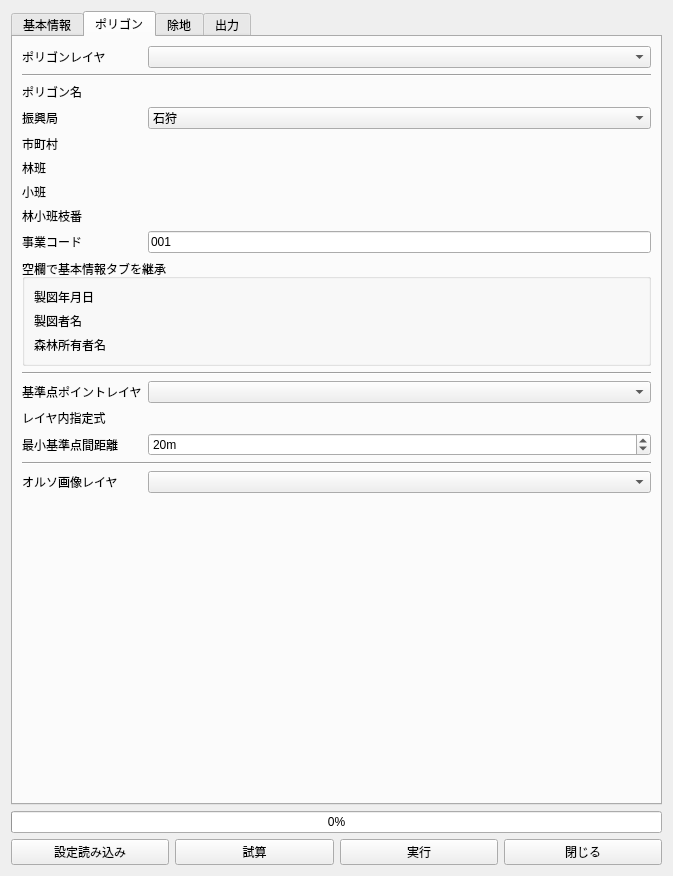
This is uav.ui in CleanDiesel/RingyoZumenMaker as Qt 5 draws it before an edit. The edited form follows.
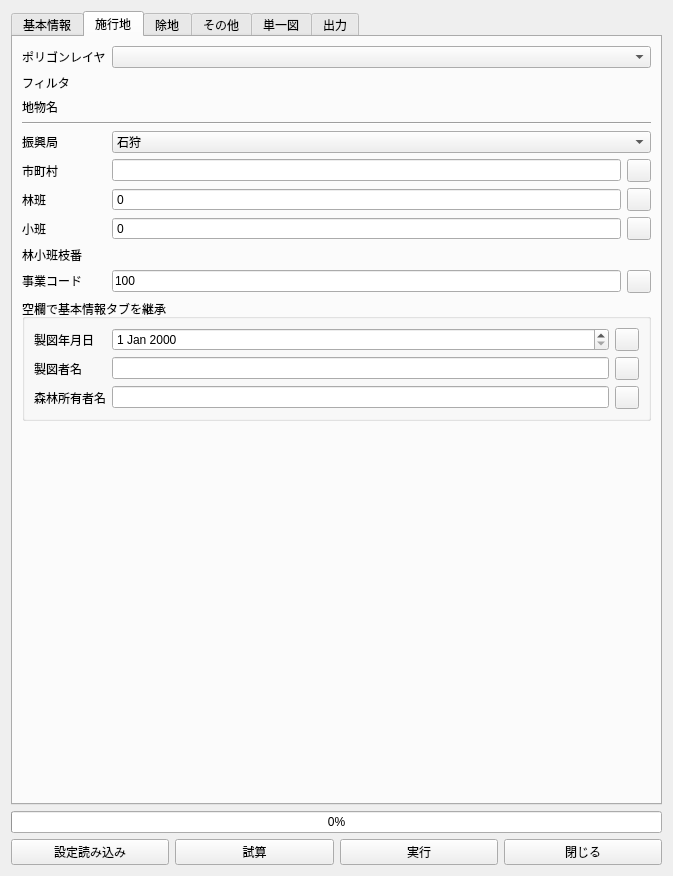
This is the edited form. The open tabs and pages were chosen to show the change. Custom widgets are drawn as their Qt base class.

What changed in the file:
```diff
--- a/uav.ui
+++ b/uav.ui
@@ -303,7 +303,7 @@
      </widget>
      <widget class="QWidget" name="tab_3">
       <attribute name="title">
-       <string>ポリゴン</string>
+       <string>施行地</string>
       </attribute>
       <layout class="QVBoxLayout" name="verticalLayout_6">
        <item>
@@ -318,31 +318,41 @@
          <item row="0" column="1">
           <widget class="QgsMapLayerComboBox" name="polygon"/>
          </item>
-         <item row="1" column="0" colspan="2">
-          <widget class="Line" name="line">
-           <property name="orientation">
-            <enum>Qt::Orientation::Horizontal</enum>
+         <item row="1" column="0">
+          <widget class="QLabel" name="label_42">
+           <property name="text">
+            <string>フィルタ</string>
            </property>
           </widget>
          </item>
+         <item row="1" column="1">
+          <widget class="QgsFieldExpressionWidget" name="mFieldExpressionWidget_3"/>
+         </item>
          <item row="2" column="0">
           <widget class="QLabel" name="label_6">
            <property name="text">
-            <string>ポリゴン名</string>
+            <string>地物名</string>
            </property>
           </widget>
          </item>
          <item row="2" column="1">
           <widget class="QgsFieldExpressionWidget" name="polygonName"/>
          </item>
-         <item row="3" column="0">
+         <item row="3" column="0" colspan="2">
+          <widget class="Line" name="line_6">
+           <property name="orientation">
+            <enum>Qt::Orientation::Horizontal</enum>
+           </property>
+          </widget>
+         </item>
+         <item row="4" column="0">
           <widget class="QLabel" name="label_11">
            <property name="text">
             <string>振興局</string>
            </property>
           </widget>
          </item>
-         <item row="3" column="1">
+         <item row="4" column="1">
           <widget class="QComboBox" name="shinkokyoku">
            <item>
             <property name="text">
@@ -416,64 +426,111 @@
            </item>
           </widget>
          </item>
-         <item row="4" column="0">
+         <item row="5" column="0">
           <widget class="QLabel" name="label_16">
            <property name="text">
             <string>市町村</string>
            </property>
           </widget>
          </item>
-         <item row="4" column="1">
-          <widget class="QgsFieldExpressionWidget" name="shichoson"/>
+         <item row="5" column="1">
+          <layout class="QHBoxLayout" name="horizontalLayout_3">
+           <item>
+            <widget class="QLineEdit" name="lineEdit">
+             <property name="maxLength">
+              <number>20</number>
+             </property>
+            </widget>
+           </item>
+           <item>
+            <widget class="QgsPropertyOverrideButton" name="mPropertyOverrideButton_2">
+             <property name="text">
+              <string/>
+             </property>
+            </widget>
+           </item>
+          </layout>
          </item>
-         <item row="5" column="0">
+         <item row="6" column="0">
           <widget class="QLabel" name="label_17">
            <property name="text">
             <string>林班</string>
            </property>
           </widget>
          </item>
-         <item row="5" column="1">
-          <widget class="QgsFieldExpressionWidget" name="rinpan"/>
+         <item row="6" column="1">
+          <layout class="QHBoxLayout" name="horizontalLayout_4">
+           <item>
+            <widget class="QSpinBox" name="spinBox">
+             <property name="buttonSymbols">
+              <enum>QAbstractSpinBox::ButtonSymbols::NoButtons</enum>
+             </property>
+            </widget>
+           </item>
+           <item>
+            <widget class="QgsPropertyOverrideButton" name="mPropertyOverrideButton_3"/>
+           </item>
+          </layout>
          </item>
-         <item row="6" column="0">
+         <item row="7" column="0">
           <widget class="QLabel" name="label_19">
            <property name="text">
             <string>小班</string>
            </property>
           </widget>
          </item>
-         <item row="6" column="1">
-          <widget class="QgsFieldExpressionWidget" name="shohan"/>
+         <item row="7" column="1">
+          <layout class="QHBoxLayout" name="horizontalLayout_5">
+           <item>
+            <widget class="QSpinBox" name="spinBox_2">
+             <property name="buttonSymbols">
+              <enum>QAbstractSpinBox::ButtonSymbols::NoButtons</enum>
+             </property>
+            </widget>
+           </item>
+           <item>
+            <widget class="QgsPropertyOverrideButton" name="mPropertyOverrideButton_4"/>
+           </item>
+          </layout>
          </item>
-         <item row="7" column="0">
+         <item row="8" column="0">
           <widget class="QLabel" name="label_20">
            <property name="text">
             <string>林小班枝番</string>
            </property>
           </widget>
          </item>
-         <item row="7" column="1">
+         <item row="8" column="1">
           <widget class="QgsFieldExpressionWidget" name="edaban"/>
          </item>
-         <item row="8" column="0">
+         <item row="9" column="0">
           <widget class="QLabel" name="label_25">
            <property name="text">
             <string>&lt;html&gt;&lt;head/&gt;&lt;body&gt;&lt;p&gt;事業コード&lt;/p&gt;&lt;/body&gt;&lt;/html&gt;</string>
            </property>
           </widget>
          </item>
-         <item row="8" column="1">
-          <widget class="QLineEdit" name="jigyoCode">
-           <property name="text">
-            <string>001</string>
-           </property>
-           <property name="maxLength">
-            <number>3</number>
-           </property>
-          </widget>
+         <item row="9" column="1">
+          <layout class="QHBoxLayout" name="horizontalLayout_6">
+           <item>
+            <widget class="QLineEdit" name="lineEdit_2">
+             <property name="inputMask">
+              <string>999;0</string>
+             </property>
+             <property name="text">
+              <string>1</string>
+             </property>
+             <property name="maxLength">
+              <number>3</number>
+             </property>
+            </widget>
+           </item>
+           <item>
+            <widget class="QgsPropertyOverrideButton" name="mPropertyOverrideButton_5"/>
+           </item>
+          </layout>
          </item>
-         <item row="9" column="0" colspan="2">
+         <item row="10" column="0" colspan="2">
           <widget class="QGroupBox" name="groupBox_2">
            <property name="title">
             <string>空欄で基本情報タブを継承</string>
@@ -486,9 +543,6 @@
               </property>
              </widget>
             </item>
-            <item row="0" column="1">
-             <widget class="QgsFieldExpressionWidget" name="seizubi2"/>
-            </item>
             <item row="1" column="0">
              <widget class="QLabel" name="label_23">
               <property name="text">
@@ -496,9 +550,6 @@
               </property>
              </widget>
             </item>
-            <item row="1" column="1">
-             <widget class="QgsFieldExpressionWidget" name="seizusha2"/>
-            </item>
             <item row="2" column="0">
              <widget class="QLabel" name="label_24">
               <property name="text">
@@ -506,63 +557,40 @@
               </property>
              </widget>
             </item>
+            <item row="0" column="1">
+             <layout class="QHBoxLayout" name="horizontalLayout_7">
+              <item>
+               <widget class="QDateEdit" name="dateEdit"/>
+              </item>
+              <item>
+               <widget class="QgsPropertyOverrideButton" name="mPropertyOverrideButton_6"/>
+              </item>
+             </layout>
+            </item>
+            <item row="1" column="1">
+             <layout class="QHBoxLayout" name="horizontalLayout_8">
+              <item>
+               <widget class="QLineEdit" name="lineEdit_3"/>
+              </item>
+              <item>
+               <widget class="QgsPropertyOverrideButton" name="mPropertyOverrideButton_7"/>
+              </item>
+             </layout>
+            </item>
             <item row="2" column="1">
-             <widget class="QgsFieldExpressionWidget" name="sanrinshoyusha2"/>
+             <layout class="QHBoxLayout" name="horizontalLayout_9">
+              <item>
+               <widget class="QLineEdit" name="lineEdit_4"/>
+              </item>
+              <item>
+               <widget class="QgsPropertyOverrideButton" name="mPropertyOverrideButton_8"/>
+              </item>
+             </layout>
             </item>
            </layout>
           </widget>
          </item>
-         <item row="10" column="0" colspan="2">
-          <widget class="Line" name="line_4">
-           <property name="lineWidth">
-            <number>1</number>
-           </property>
-           <property name="midLineWidth">
-            <number>0</number>
-           </property>
-           <property name="orientation">
-            <enum>Qt::Orientation::Horizontal</enum>
-           </property>
-          </widget>
-         </item>
-         <item row="11" column="0">
-          <widget class="QLabel" name="label_35">
-           <property name="text">
-            <string>基準点ポイントレイヤ</string>
-           </property>
-          </widget>
-         </item>
-         <item row="11" column="1">
-          <widget class="QgsMapLayerComboBox" name="kijunten"/>
-         </item>
-         <item row="12" column="0">
-          <widget class="QLabel" name="label_36">
-           <property name="text">
-            <string>レイヤ内指定式</string>
-           </property>
-          </widget>
-         </item>
-         <item row="12" column="1">
-          <widget class="QgsFieldExpressionWidget" name="kijuntenExp"/>
-         </item>
-         <item row="14" column="0" colspan="2">
-          <widget class="Line" name="line_5">
-           <property name="orientation">
-            <enum>Qt::Orientation::Horizontal</enum>
-           </property>
-          </widget>
-         </item>
-         <item row="15" column="0">
-          <widget class="QLabel" name="label_28">
-           <property name="text">
-            <string>オルソ画像レイヤ</string>
-           </property>
-          </widget>
-         </item>
-         <item row="15" column="1">
-          <widget class="QgsMapLayerComboBox" name="olso"/>
-         </item>
-         <item row="16" column="0" colspan="2">
+         <item row="11" column="0" colspan="2">
           <spacer name="verticalSpacer_2">
            <property name="orientation">
             <enum>Qt::Orientation::Vertical</enum>
@@ -575,26 +603,6 @@
            </property>
           </spacer>
          </item>
-         <item row="13" column="0">
-          <widget class="QLabel" name="label_37">
-           <property name="text">
-            <string>最小基準点間距離</string>
-           </property>
-          </widget>
-         </item>
-         <item row="13" column="1">
-          <widget class="QSpinBox" name="minKijuntenkan">
-           <property name="suffix">
-            <string>m</string>
-           </property>
-           <property name="maximum">
-            <number>999</number>
-           </property>
-           <property name="value">
-            <number>20</number>
-           </property>
-          </widget>
-         </item>
         </layout>
        </item>
       </layout>
@@ -690,17 +698,211 @@
          <item row="7" column="1">
           <widget class="QgsFieldExpressionWidget" name="jochiNameSagyodo"/>
          </item>
-         <item row="4" column="0" colspan="2">
-          <widget class="Line" name="line_2">
+        </layout>
+       </item>
+      </layout>
+     </widget>
+     <widget class="QWidget" name="tab_6">
+      <attribute name="title">
+       <string>その他</string>
+      </attribute>
+      <layout class="QVBoxLayout" name="verticalLayout_5">
+       <item>
+        <layout class="QFormLayout" name="formLayout_9">
+         <item row="0" column="0">
+          <widget class="QLabel" name="label_35">
+           <property name="text">
+            <string>基準点ポイントレイヤ</string>
+           </property>
+          </widget>
+         </item>
+         <item row="0" column="1">
+          <widget class="QgsMapLayerComboBox" name="mMapLayerComboBox"/>
+         </item>
+         <item row="1" column="0">
+          <widget class="QLabel" name="label_36">
+           <property name="text">
+            <string>フィルタ</string>
+           </property>
+          </widget>
+         </item>
+         <item row="1" column="1">
+          <widget class="QgsFieldExpressionWidget" name="mFieldExpressionWidget_5"/>
+         </item>
+         <item row="3" column="0" colspan="2">
+          <widget class="Line" name="line_4">
            <property name="orientation">
             <enum>Qt::Orientation::Horizontal</enum>
            </property>
           </widget>
          </item>
+         <item row="4" column="0">
+          <widget class="QLabel" name="label_44">
+           <property name="text">
+            <string>オルソ画像レイヤ</string>
+           </property>
+          </widget>
+         </item>
+         <item row="4" column="1">
+          <widget class="QgsMapLayerComboBox" name="mMapLayerComboBox_2"/>
+         </item>
+         <item row="2" column="0">
+          <widget class="QLabel" name="label_28">
+           <property name="text">
+            <string>最小基準点距離</string>
+           </property>
+          </widget>
+         </item>
+         <item row="2" column="1">
+          <layout class="QHBoxLayout" name="horizontalLayout_10">
+           <item>
+            <widget class="QDoubleSpinBox" name="doubleSpinBox_3">
+             <property name="suffix">
+              <string>m</string>
+             </property>
+            </widget>
+           </item>
+           <item>
+            <widget class="QgsPropertyOverrideButton" name="mPropertyOverrideButton_9"/>
+           </item>
+          </layout>
+         </item>
         </layout>
        </item>
       </layout>
      </widget>
+     <widget class="QWidget" name="tab_4">
+      <attribute name="title">
+       <string>単一図</string>
+      </attribute>
+      <layout class="QVBoxLayout" name="verticalLayout_3">
+       <item>
+        <widget class="QToolBox" name="toolBox">
+         <property name="currentIndex">
+          <number>0</number>
+         </property>
+         <widget class="QWidget" name="page_3">
+          <property name="geometry">
+           <rect>
+            <x>0</x>
+            <y>0</y>
+            <width>631</width>
+            <height>686</height>
+           </rect>
+          </property>
+          <attribute name="label">
+           <string>ポリゴン</string>
+          </attribute>
+          <layout class="QFormLayout" name="formLayout_11">
+           <item row="0" column="0">
+            <widget class="QLabel" name="label_46">
+             <property name="text">
+              <string>ポリゴンレイヤ</string>
+             </property>
+            </widget>
+           </item>
+           <item row="0" column="1">
+            <widget class="QgsMapLayerComboBox" name="mMapLayerComboBox_4"/>
+           </item>
+           <item row="1" column="0">
+            <widget class="QLabel" name="label_47">
+             <property name="text">
+              <string>フィルタ</string>
+             </property>
+            </widget>
+           </item>
+           <item row="1" column="1">
+            <widget class="QgsFieldExpressionWidget" name="mFieldExpressionWidget_8"/>
+           </item>
+           <item row="2" column="0">
+            <widget class="QLabel" name="label_48">
+             <property name="text">
+              <string>地物名</string>
+             </property>
+            </widget>
+           </item>
+           <item row="2" column="1">
+            <widget class="QgsFieldExpressionWidget" name="mFieldExpressionWidget_9"/>
+           </item>
+           <item row="3" column="0" colspan="2">
+            <widget class="Line" name="line_5">
+             <property name="orientation">
+              <enum>Qt::Orientation::Horizontal</enum>
+             </property>
+            </widget>
+           </item>
+          </layout>
+         </widget>
+         <widget class="QWidget" name="page_4">
+          <property name="geometry">
+           <rect>
+            <x>0</x>
+            <y>0</y>
+            <width>631</width>
+            <height>686</height>
+           </rect>
+          </property>
+          <attribute name="label">
+           <string>ライン</string>
+          </attribute>
+          <layout class="QFormLayout" name="formLayout_12">
+           <item row="0" column="0">
+            <widget class="QLabel" name="Label">
+             <property name="text">
+              <string>ラインレイヤ</string>
+             </property>
+            </widget>
+           </item>
+           <item row="0" column="1">
+            <widget class="QgsMapLayerComboBox" name="QgsMapLayerComboBox"/>
+           </item>
+           <item row="1" column="0">
+            <widget class="QLabel" name="Label_2">
+             <property name="text">
+              <string>フィルタ</string>
+             </property>
+            </widget>
+           </item>
+           <item row="1" column="1">
+            <widget class="QgsFieldExpressionWidget" name="QgsFieldExpressionWidget"/>
+           </item>
+           <item row="2" column="0">
+            <widget class="QLabel" name="label_50">
+             <property name="text">
+              <string>幅</string>
+             </property>
+            </widget>
+           </item>
+           <item row="2" column="1">
+            <widget class="QDoubleSpinBox" name="doubleSpinBox">
+             <property name="suffix">
+              <string>m</string>
+             </property>
+            </widget>
+           </item>
+           <item row="3" column="0">
+            <widget class="QLabel" name="label_49">
+             <property name="text">
+              <string>地物名</string>
+             </property>
+            </widget>
+           </item>
+           <item row="3" column="1">
+            <widget class="QgsFieldExpressionWidget" name="mFieldExpressionWidget_10"/>
+           </item>
+           <item row="4" column="0" colspan="2">
+            <widget class="Line" name="line">
+             <property name="orientation">
+              <enum>Qt::Orientation::Horizontal</enum>
+             </property>
+            </widget>
+           </item>
+          </layout>
+         </widget>
+        </widget>
+       </item>
+      </layout>
+     </widget>
      <widget class="QWidget" name="tab_5">
       <attribute name="title">
        <string>出力</string>
@@ -897,6 +1099,11 @@
    <extends>QWidget</extends>
    <header>qgsprojectionselectionwidget.h</header>
   </customwidget>
+  <customwidget>
+   <class>QgsPropertyOverrideButton</class>
+   <extends>QToolButton</extends>
+   <header>qgspropertyoverridebutton.h</header>
+  </customwidget>
   <customwidget>
    <class>QgsScaleWidget</class>
    <extends>QWidget</extends>
```
Left out of the diff: 292 changed lines with no effect on the pictures.
